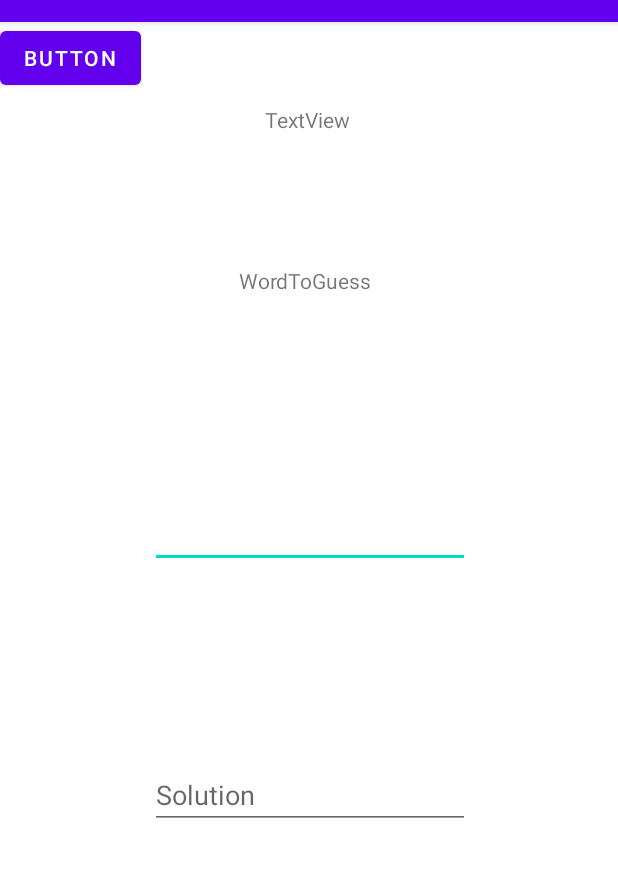
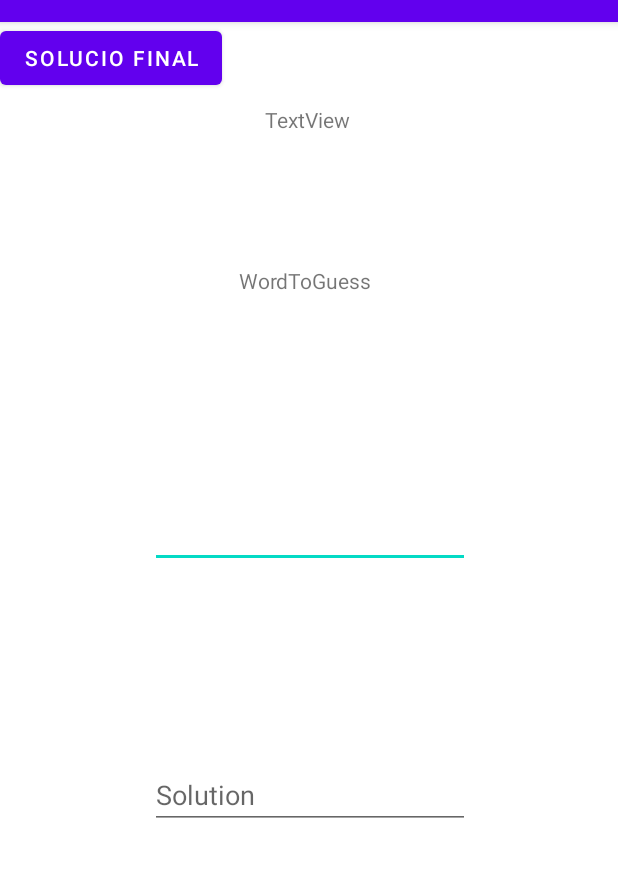
Before and after one commit to TCMAndroid2022/assigment2-Grup10, an Android app: the Game screen opened directly, with no data from a screen before it, on a phone screen of 412 x 824 dp, the part 62-939 px from its top. Run offline under Robolectric (Android 15) with nearby library versions, the phone set to English and light mode, and no system bars; our stand-ins replace Volley; network calls fail.

Commit message:
commit 24

```diff
--- a/app/src/main/res/layout/activity_game.xml
+++ b/app/src/main/res/layout/activity_game.xml
@@ -59,11 +59,11 @@
         app:layout_constraintVertical_bias="0.682" />
 
     <Button
-        android:id="@+id/button"
+        android:id="@+id/btn_solution"
         android:layout_width="wrap_content"
         android:layout_height="wrap_content"
         android:onClick="onSolve"
-        android:text="Button"
+        android:text="Solucio final"
         tools:layout_editor_absoluteX="158dp"
         tools:layout_editor_absoluteY="557dp" />
 
```
Also changed, not shown: app/src/main/java/cat/tecnocampus/mobileapps/practica2/LluisBoschNadal/IvanCarolNavas/MaricelNavarroSagarra/Game.java (+37 -6 lines).
